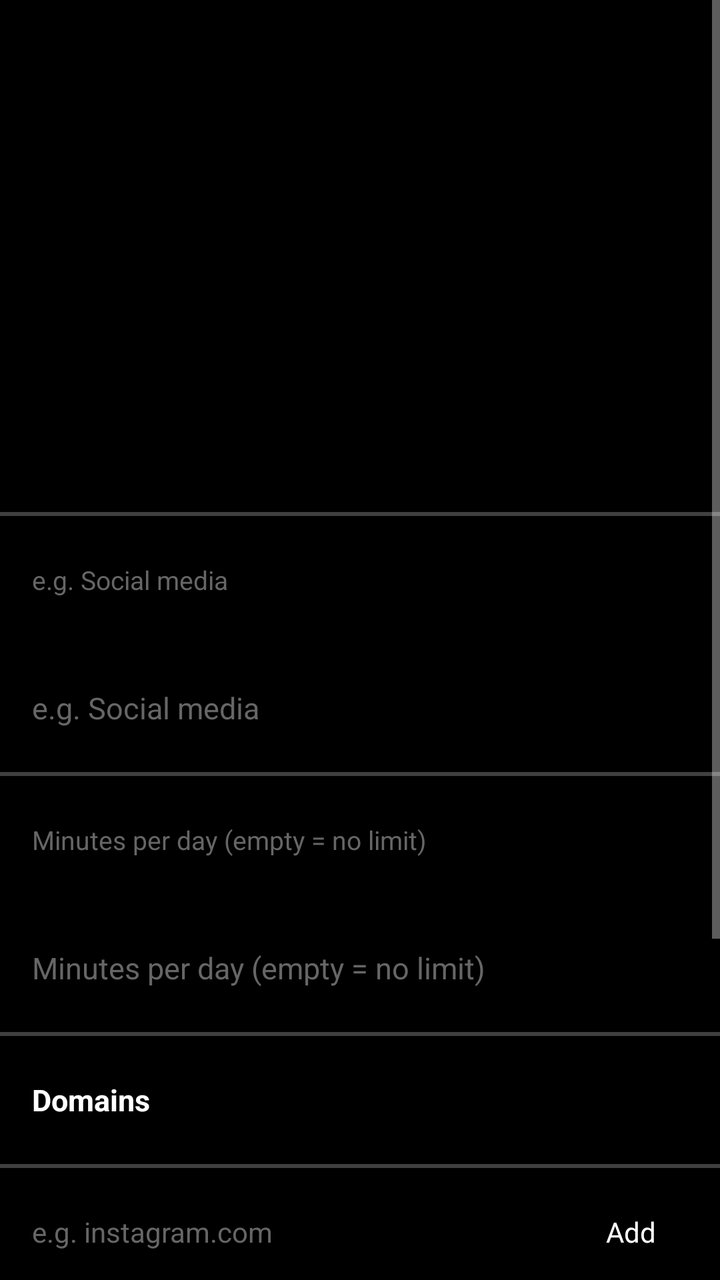
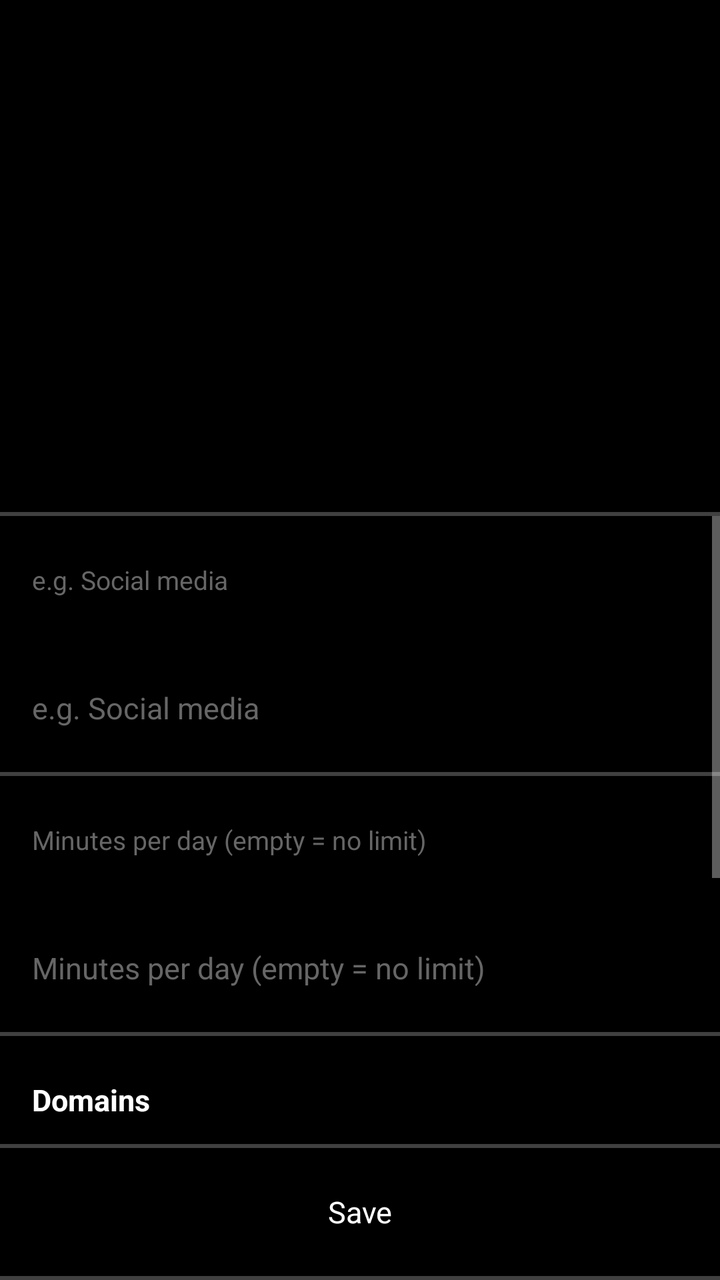

Screens rendered from an Android XML layout before and after an edit, with the pre-edit source and the edit as a unified diff.
<!-- AndroidManifest.xml: application theme Theme.ITNSecureBrowser -->
<!-- res/layout/activity_group_edit.xml -->
<?xml version="1.0" encoding="utf-8"?>
<ScrollView xmlns:android="http://schemas.android.com/apk/res/android"
    android:layout_width="match_parent"
    android:layout_height="match_parent"
    android:background="@color/bg"
    android:fillViewport="true">

    <LinearLayout
        android:layout_width="match_parent"
        android:layout_height="wrap_content"
        android:orientation="vertical">

        <include layout="@layout/item_page_title" />

        <View
            android:layout_width="match_parent"
            android:layout_height="@dimen/divider"
            android:background="@drawable/divider_horizontal" />

        <TextView
            android:layout_width="match_parent"
            android:layout_height="@dimen/row_height"
            android:gravity="center_vertical"
            android:paddingHorizontal="@dimen/padding"
            android:text="@string/group_name_hint"
            android:textColor="@color/text_hint"
            android:textSize="13sp" />

        <EditText
            android:id="@+id/inputName"
            android:layout_width="match_parent"
            android:layout_height="@dimen/row_height"
            android:background="@android:color/transparent"
            android:gravity="center_vertical"
            android:paddingHorizontal="@dimen/padding"
            android:textColor="@color/text_primary"
            android:textColorHint="@color/text_hint"
            android:hint="@string/group_name_hint"
            android:inputType="text"
            android:singleLine="true"
            android:textSize="15sp" />

        <View
            android:layout_width="match_parent"
            android:layout_height="@dimen/divider"
            android:background="@drawable/divider_horizontal" />

        <TextView
            android:layout_width="match_parent"
            android:layout_height="@dimen/row_height"
            android:gravity="center_vertical"
            android:paddingHorizontal="@dimen/padding"
            android:text="@string/group_limit_hint"
            android:textColor="@color/text_hint"
            android:textSize="13sp" />

        <EditText
            android:id="@+id/inputLimit"
            android:layout_width="match_parent"
            android:layout_height="@dimen/row_height"
            android:background="@android:color/transparent"
            android:gravity="center_vertical"
            android:paddingHorizontal="@dimen/padding"
            android:textColor="@color/text_primary"
            android:textColorHint="@color/text_hint"
            android:hint="@string/group_limit_hint"
            android:inputType="number"
            android:singleLine="true"
            android:textSize="15sp" />

        <View
            android:layout_width="match_parent"
            android:layout_height="@dimen/divider"
            android:background="@drawable/divider_horizontal" />

        <TextView
            android:layout_width="match_parent"
            android:layout_height="@dimen/row_height"
            android:gravity="center_vertical"
            android:paddingHorizontal="@dimen/padding"
            android:text="Domains"
            android:textColor="@color/text_primary"
            android:textSize="15sp"
            android:textStyle="bold" />

        <View
            android:layout_width="match_parent"
            android:layout_height="@dimen/divider"
            android:background="@drawable/divider_horizontal" />

        <LinearLayout
            android:layout_width="match_parent"
            android:layout_height="@dimen/row_height"
            android:orientation="horizontal"
            android:gravity="center_vertical"
            android:paddingHorizontal="@dimen/padding">

            <EditText
                android:id="@+id/inputDomain"
                android:layout_width="0dp"
                android:layout_height="@dimen/content_height"
                android:layout_weight="1"
                android:background="@android:color/transparent"
                android:textColor="@color/text_primary"
                android:textColorHint="@color/text_hint"
                android:hint="@string/add_domain_hint"
                android:inputType="textUri"
                android:singleLine="true"
                android:textSize="14sp" />

            <TextView
                android:id="@+id/btnAddDomain"
                android:layout_width="wrap_content"
                android:layout_height="@dimen/content_height"
                android:gravity="center"
                android:paddingHorizontal="@dimen/padding"
                android:text="@string/btn_add"
                android:textColor="@color/text_primary"
                android:textSize="14sp"
                android:background="?android:attr/selectableItemBackground" />
        </LinearLayout>

        <View
            android:layout_width="match_parent"
            android:layout_height="@dimen/divider"
            android:background="@drawable/divider_horizontal" />

        <TextView
            android:id="@+id/domainError"
            android:layout_width="match_parent"
            android:layout_height="wrap_content"
            android:paddingHorizontal="@dimen/padding"
            android:textColor="@color/status_off"
            android:textSize="13sp"
            android:visibility="gone" />

        <ListView
            android:id="@+id/domainList"
            android:layout_width="match_parent"
            android:layout_height="wrap_content"
            android:divider="@drawable/divider_horizontal"
            android:dividerHeight="@dimen/divider" />

        <View
            android:layout_width="match_parent"
            android:layout_height="@dimen/divider"
            android:background="@drawable/divider_horizontal" />

        <TextView
            android:layout_width="match_parent"
            android:layout_height="@dimen/row_height"
            android:gravity="center_vertical"
            android:paddingHorizontal="@dimen/padding"
            android:text="Block Schedules"
            android:textColor="@color/text_primary"
            android:textSize="15sp"
            android:textStyle="bold" />

        <View
            android:layout_width="match_parent"
            android:layout_height="@dimen/divider"
            android:background="@drawable/divider_horizontal" />

        <TextView
            android:id="@+id/noSchedules"
            android:layout_width="match_parent"
            android:layout_height="wrap_content"
            android:paddingHorizontal="@dimen/padding"
            android:text="@string/no_schedules"
            android:textColor="@color/text_hint"
            android:textSize="14sp" />

        <ListView
            android:id="@+id/scheduleList"
            android:layout_width="match_parent"
            android:layout_height="wrap_content"
            android:divider="@drawable/divider_horizontal"
            android:dividerHeight="@dimen/divider" />

        <View
            android:layout_width="match_parent"
            android:layout_height="@dimen/divider"
            android:background="@drawable/divider_horizontal" />

        <TextView
            android:id="@+id/btnAddSchedule"
            android:layout_width="match_parent"
            android:layout_height="@dimen/row_height"
            android:background="?android:attr/selectableItemBackground"
            android:gravity="center_vertical"
            android:paddingHorizontal="@dimen/padding"
            android:text="@string/btn_add"
            android:textColor="@color/text_primary"
            android:textSize="15sp" />

        <View
            android:layout_width="match_parent"
            android:layout_height="@dimen/divider"
            android:background="@drawable/divider_horizontal" />

        <TextView
            android:id="@+id/btnSave"
            android:layout_width="match_parent"
            android:layout_height="@dimen/row_height"
            android:background="?android:attr/selectableItemBackground"
            android:gravity="center_vertical"
            android:paddingHorizontal="@dimen/padding"
            android:text="@string/btn_save"
            android:textColor="@color/text_primary"
            android:textSize="15sp" />

        <View
            android:layout_width="match_parent"
            android:layout_height="@dimen/divider"
            android:background="@drawable/divider_horizontal" />

        <TextView
            android:id="@+id/btnDelete"
            android:layout_width="match_parent"
            android:layout_height="@dimen/row_height"
            android:background="?android:attr/selectableItemBackground"
            android:gravity="center_vertical"
            android:paddingHorizontal="@dimen/padding"
            android:text="@string/btn_delete"
            android:textColor="@color/status_off"
            android:textSize="15sp"
            android:visibility="gone" />

        <View
            android:layout_width="match_parent"
            android:layout_height="@dimen/divider"
            android:background="@drawable/divider_horizontal" />
    </LinearLayout>
</ScrollView>
<!-- res/layout/item_page_title.xml (included above) -->
<?xml version="1.0" encoding="utf-8"?>
<FrameLayout xmlns:android="http://schemas.android.com/apk/res/android"
    android:id="@+id/pageTitleContainer"
    android:layout_width="match_parent"
    android:layout_height="@dimen/page_title_height"
    android:background="@color/bg">

    <TextView
        android:id="@+id/pageTitle"
        android:layout_width="match_parent"
        android:layout_height="wrap_content"
        android:layout_gravity="center"
        android:gravity="center"
        android:paddingHorizontal="@dimen/padding"
        android:textColor="@color/text_primary"
        android:textSize="24sp"
        android:textStyle="bold" />
</FrameLayout>
<!-- resources referenced by this layout -->
<resources>
  <color name="bg">@android:color/black</color>
  <color name="status_off">#FFCC0000</color>
  <color name="text_hint">#FF666666</color>
  <color name="text_primary">@android:color/white</color>
  <dimen name="content_height">32dp</dimen>
  <dimen name="divider">2dp</dimen>
  <dimen name="padding">16dp</dimen>
  <dimen name="page_title_height">256dp</dimen>
  <dimen name="row_height">64dp</dimen>
  <!-- drawable divider_horizontal (drawable) -->
  <?xml version="1.0" encoding="utf-8"?>
  <shape xmlns:android="http://schemas.android.com/apk/res/android"
      android:shape="rectangle">
      <solid android:color="@color/divider" />
      <size android:height="@dimen/divider" />
  </shape>
  <string name="add_domain_hint">e.g. instagram.com</string>
  <string name="btn_add">Add</string>
  <string name="btn_delete">Delete</string>
  <string name="btn_save">Save</string>
  <string name="group_limit_hint">Minutes per day (empty = no limit)</string>
  <string name="group_name_hint">e.g. Social media</string>
  <string name="no_schedules">No schedules</string>
  <style name="Theme.ITNSecureBrowser" parent="android:Theme.Material.NoActionBar">
          <item name="android:windowNoTitle">true</item>
          <item name="android:windowFullscreen">false</item>
          <item name="android:statusBarColor">@android:color/transparent</item>
          <item name="android:navigationBarColor">@android:color/transparent</item>
      </style>
  <color name="divider">#80808080</color>
</resources>

<!-- the commit's change to res/layout/activity_group_edit.xml (unified diff, before → after) -->
@@ -1,237 +1,252 @@
 <?xml version="1.0" encoding="utf-8"?>
-<ScrollView xmlns:android="http://schemas.android.com/apk/res/android"
+<LinearLayout xmlns:android="http://schemas.android.com/apk/res/android"
     android:layout_width="match_parent"
     android:layout_height="match_parent"
-    android:background="@color/bg"
-    android:fillViewport="true">
-
-    <LinearLayout
-        android:layout_width="match_parent"
-        android:layout_height="wrap_content"
-        android:orientation="vertical">
-
-        <include layout="@layout/item_page_title" />
-
-        <View
-            android:layout_width="match_parent"
-            android:layout_height="@dimen/divider"
-            android:background="@drawable/divider_horizontal" />
-
-        <TextView
-            android:layout_width="match_parent"
-            android:layout_height="@dimen/row_height"
-            android:gravity="center_vertical"
-            android:paddingHorizontal="@dimen/padding"
-            android:text="@string/group_name_hint"
-            android:textColor="@color/text_hint"
-            android:textSize="13sp" />
-
-        <EditText
-            android:id="@+id/inputName"
-            android:layout_width="match_parent"
-            android:layout_height="@dimen/row_height"
-            android:background="@android:color/transparent"
-            android:gravity="center_vertical"
-            android:paddingHorizontal="@dimen/padding"
-            android:textColor="@color/text_primary"
-            android:textColorHint="@color/text_hint"
-            android:hint="@string/group_name_hint"
-            android:inputType="text"
-            android:singleLine="true"
-            android:textSize="15sp" />
-
-        <View
-            android:layout_width="match_parent"
-            android:layout_height="@dimen/divider"
-            android:background="@drawable/divider_horizontal" />
-
-        <TextView
-            android:layout_width="match_parent"
-            android:layout_height="@dimen/row_height"
-            android:gravity="center_vertical"
-            android:paddingHorizontal="@dimen/padding"
-            android:text="@string/group_limit_hint"
-            android:textColor="@color/text_hint"
-            android:textSize="13sp" />
-
-        <EditText
-            android:id="@+id/inputLimit"
-            android:layout_width="match_parent"
-            android:layout_height="@dimen/row_height"
-            android:background="@android:color/transparent"
-            android:gravity="center_vertical"
-            android:paddingHorizontal="@dimen/padding"
-            android:textColor="@color/text_primary"
-            android:textColorHint="@color/text_hint"
-            android:hint="@string/group_limit_hint"
-            android:inputType="number"
-            android:singleLine="true"
-            android:textSize="15sp" />
-
-        <View
-            android:layout_width="match_parent"
-            android:layout_height="@dimen/divider"
-            android:background="@drawable/divider_horizontal" />
-
-        <TextView
-            android:layout_width="match_parent"
-            android:layout_height="@dimen/row_height"
-            android:gravity="center_vertical"
-            android:paddingHorizontal="@dimen/padding"
-            android:text="Domains"
-            android:textColor="@color/text_primary"
-            android:textSize="15sp"
-            android:textStyle="bold" />
-
-        <View
-            android:layout_width="match_parent"
-            android:layout_height="@dimen/divider"
-            android:background="@drawable/divider_horizontal" />
+    android:orientation="vertical"
+    android:background="@color/bg">
+
+    <include layout="@layout/item_page_title" />
+
+    <View
+        android:layout_width="match_parent"
+        android:layout_height="@dimen/divider"
+        android:background="@drawable/divider_horizontal" />
+
+    <ScrollView
+        android:layout_width="match_parent"
+        android:layout_height="0dp"
+        android:layout_weight="1"
+        android:fillViewport="true">
 
         <LinearLayout
             android:layout_width="match_parent"
-            android:layout_height="@dimen/row_height"
-            android:orientation="horizontal"
-            android:gravity="center_vertical"
-            android:paddingHorizontal="@dimen/padding">
+            android:layout_height="wrap_content"
+            android:orientation="vertical">
+
+            <TextView
+                android:layout_width="match_parent"
+                android:layout_height="@dimen/row_height"
+                android:gravity="center_vertical"
+                android:paddingHorizontal="@dimen/padding"
+                android:text="@string/group_name_hint"
+                android:textColor="@color/text_hint"
+                android:textSize="13sp" />
 
             <EditText
-                android:id="@+id/inputDomain"
-                android:layout_width="0dp"
-                android:layout_height="@dimen/content_height"
-                android:layout_weight="1"
+                android:id="@+id/inputName"
+                android:layout_width="match_parent"
+                android:layout_height="@dimen/row_height"
                 android:background="@android:color/transparent"
+                android:gravity="center_vertical"
+                android:paddingHorizontal="@dimen/padding"
                 android:textColor="@color/text_primary"
                 android:textColorHint="@color/text_hint"
-                android:hint="@string/add_domain_hint"
-                android:inputType="textUri"
+                android:hint="@string/group_name_hint"
+                android:inputType="text"
                 android:singleLine="true"
+                android:textSize="15sp" />
+
+            <View
+                android:layout_width="match_parent"
+                android:layout_height="@dimen/divider"
+                android:background="@drawable/divider_horizontal" />
+
+            <TextView
+                android:layout_width="match_parent"
+                android:layout_height="@dimen/row_height"
+                android:gravity="center_vertical"
+                android:paddingHorizontal="@dimen/padding"
+                android:text="@string/group_limit_hint"
+                android:textColor="@color/text_hint"
+                android:textSize="13sp" />
+
+            <EditText
+                android:id="@+id/inputLimit"
+                android:layout_width="match_parent"
+                android:layout_height="@dimen/row_height"
+                android:background="@android:color/transparent"
+                android:gravity="center_vertical"
+                android:paddingHorizontal="@dimen/padding"
+                android:textColor="@color/text_primary"
+                android:textColorHint="@color/text_hint"
+                android:hint="@string/group_limit_hint"
+                android:inputType="number"
+                android:singleLine="true"
+                android:textSize="15sp" />
+
+            <View
+                android:layout_width="match_parent"
+                android:layout_height="@dimen/divider"
+                android:background="@drawable/divider_horizontal" />
+
+            <TextView
+                android:layout_width="match_parent"
+                android:layout_height="@dimen/row_height"
+                android:gravity="center_vertical"
+                android:paddingHorizontal="@dimen/padding"
+                android:text="Domains"
+                android:textColor="@color/text_primary"
+                android:textSize="15sp"
+                android:textStyle="bold" />
+
+            <View
+                android:layout_width="match_parent"
+                android:layout_height="@dimen/divider"
+                android:background="@drawable/divider_horizontal" />
+
+            <LinearLayout
+                android:layout_width="match_parent"
+                android:layout_height="@dimen/row_height"
+                android:orientation="horizontal"
+                android:gravity="center_vertical"
+                android:paddingHorizontal="@dimen/padding">
+
+                <EditText
+                    android:id="@+id/inputDomain"
+                    android:layout_width="0dp"
+                    android:layout_height="@dimen/content_height"
+                    android:layout_weight="1"
+                    android:background="@android:color/transparent"
+                    android:textColor="@color/text_primary"
+                    android:textColorHint="@color/text_hint"
+                    android:hint="@string/add_domain_hint"
+                    android:inputType="textUri"
+                    android:singleLine="true"
+                    android:textSize="14sp" />
+
+                <TextView
+                    android:id="@+id/btnAddDomain"
+                    android:layout_width="wrap_content"
+                    android:layout_height="@dimen/content_height"
+                    android:gravity="center"
+                    android:paddingHorizontal="@dimen/padding"
+                    android:text="@string/btn_add"
+                    android:textColor="@color/text_primary"
+                    android:textSize="14sp"
+                    android:background="?android:attr/selectableItemBackground" />
+            </LinearLayout>
+
+            <View
+                android:layout_width="match_parent"
+                android:layout_height="@dimen/divider"
+                android:background="@drawable/divider_horizontal" />
+
+            <TextView
+                android:id="@+id/domainError"
+                android:layout_width="match_parent"
+                android:layout_height="wrap_content"
+                android:paddingHorizontal="@dimen/padding"
+                android:textColor="@color/status_off"
+                android:textSize="13sp"
+                android:visibility="gone" />
+
+            <ListView
+                android:id="@+id/domainList"
+                android:layout_width="match_parent"
+                android:layout_height="wrap_content"
+                android:divider="@drawable/divider_horizontal"
+                android:dividerHeight="@dimen/divider" />
+
+            <View
+                android:layout_width="match_parent"
+                android:layout_height="@dimen/divider"
+                android:background="@drawable/divider_horizontal" />
+
+            <TextView
+                android:layout_width="match_parent"
+                android:layout_height="@dimen/row_height"
+                android:gravity="center_vertical"
+                android:paddingHorizontal="@dimen/padding"
+                android:text="Block Schedules"
+                android:textColor="@color/text_primary"
+                android:textSize="15sp"
+                android:textStyle="bold" />
+
+            <View
+                android:layout_width="match_parent"
+                android:layout_height="@dimen/divider"
+                android:background="@drawable/divider_horizontal" />
+
+            <TextView
+                android:id="@+id/noSchedules"
+                android:layout_width="match_parent"
+                android:layout_height="wrap_content"
+                android:paddingHorizontal="@dimen/padding"
+                android:text="@string/no_schedules"
+                android:textColor="@color/text_hint"
                 android:textSize="14sp" />
 
-            <TextView
-                android:id="@+id/btnAddDomain"
-                android:layout_width="wrap_content"
-                android:layout_height="@dimen/content_height"
-                android:gravity="center"
+            <ListView
+                android:id="@+id/scheduleList"
+                android:layout_width="match_parent"
+                android:layout_height="wrap_content"
+                android:divider="@drawable/divider_horizontal"
+                android:dividerHeight="@dimen/divider" />
+
+            <View
+                android:layout_width="match_parent"
+                android:layout_height="@dimen/divider"
+                android:background="@drawable/divider_horizontal" />
+
+            <TextView
+                android:id="@+id/btnAddSchedule"
+                android:layout_width="match_parent"
+                android:layout_height="@dimen/row_height"
+                android:background="?android:attr/selectableItemBackground"
+                android:gravity="center_vertical"
                 android:paddingHorizontal="@dimen/padding"
                 android:text="@string/btn_add"
                 android:textColor="@color/text_primary"
-                android:textSize="14sp"
-                android:background="?android:attr/selectableItemBackground" />
+                android:textSize="15sp" />
         </LinearLayout>
-
-        <View
-            android:layout_width="match_parent"
-            android:layout_height="@dimen/divider"
-            android:background="@drawable/divider_horizontal" />
-
-        <TextView
-            android:id="@+id/domainError"
-            android:layout_width="match_parent"
-            android:layout_height="wrap_content"
-            android:paddingHorizontal="@dimen/padding"
-            android:textColor="@color/status_off"
-            android:textSize="13sp"
-            android:visibility="gone" />
-
-        <ListView
-            android:id="@+id/domainList"
-            android:layout_width="match_parent"
-            android:layout_height="wrap_content"
-            android:divider="@drawable/divider_horizontal"
-            android:dividerHeight="@dimen/divider" />
-
-        <View
-            android:layout_width="match_parent"
-            android:layout_height="@dimen/divider"
-            android:background="@drawable/divider_horizontal" />
-
-        <TextView
-            android:layout_width="match_parent"
-            android:layout_height="@dimen/row_height"
-            android:gravity="center_vertical"
-            android:paddingHorizontal="@dimen/padding"
-            android:text="Block Schedules"
-            android:textColor="@color/text_primary"
-            android:textSize="15sp"
-            android:textStyle="bold" />
-
-        <View
-            android:layout_width="match_parent"
-            android:layout_height="@dimen/divider"
-            android:background="@drawable/divider_horizontal" />
-
-        <TextView
-            android:id="@+id/noSchedules"
-            android:layout_width="match_parent"
-            android:layout_height="wrap_content"
-            android:paddingHorizontal="@dimen/padding"
-            android:text="@string/no_schedules"
-            android:textColor="@color/text_hint"
-            android:textSize="14sp" />
-
-        <ListView
-            android:id="@+id/scheduleList"
-            android:layout_width="match_parent"
-            android:layout_height="wrap_content"
-            android:divider="@drawable/divider_horizontal"
-            android:dividerHeight="@dimen/divider" />
-
-        <View
-            android:layout_width="match_parent"
-            android:layout_height="@dimen/divider"
-            android:background="@drawable/divider_horizontal" />
-
-        <TextView
-            android:id="@+id/btnAddSchedule"
-            android:layout_width="match_parent"
-            android:layout_height="@dimen/row_height"
-            android:background="?android:attr/selectableItemBackground"
-            android:gravity="center_vertical"
-            android:paddingHorizontal="@dimen/padding"
-            android:text="@string/btn_add"
-            android:textColor="@color/text_primary"
-            android:textSize="15sp" />
-
-        <View
-            android:layout_width="match_parent"
-            android:layout_height="@dimen/divider"
-            android:background="@drawable/divider_horizontal" />
-
-        <TextView
-            android:id="@+id/btnSave"
-            android:layout_width="match_parent"
-            android:layout_height="@dimen/row_height"
-            android:background="?android:attr/selectableItemBackground"
-            android:gravity="center_vertical"
-            android:paddingHorizontal="@dimen/padding"
-            android:text="@string/btn_save"
-            android:textColor="@color/text_primary"
-            android:textSize="15sp" />
-
-        <View
-            android:layout_width="match_parent"
-            android:layout_height="@dimen/divider"
-            android:background="@drawable/divider_horizontal" />
+    </ScrollView>
+
+    <View
+        android:layout_width="match_parent"
+        android:layout_height="@dimen/divider"
+        android:background="@drawable/divider_horizontal" />
+
+    <LinearLayout
+        android:layout_width="match_parent"
+        android:layout_height="@dimen/row_height"
+        android:orientation="horizontal">
 
         <TextView
             android:id="@+id/btnDelete"
-            android:layout_width="match_parent"
-            android:layout_height="@dimen/row_height"
-            android:background="?android:attr/selectableItemBackground"
-            android:gravity="center_vertical"
-            android:paddingHorizontal="@dimen/padding"
+            android:layout_width="0dp"
+            android:layout_height="match_parent"
+            android:layout_weight="1"
+            android:gravity="center"
             android:text="@string/btn_delete"
             android:textColor="@color/status_off"
             android:textSize="15sp"
+            android:background="?android:attr/selectableItemBackground"
             android:visibility="gone" />
 
         <View
-            android:layout_width="match_parent"
-            android:layout_height="@dimen/divider"
-            android:background="@drawable/divider_horizontal" />
+            android:id="@+id/dividerDelete"
+            android:layout_width="@dimen/divider"
+            android:layout_height="match_parent"
+            android:background="@drawable/divider_vertical"
+            android:visibility="gone" />
+
+        <TextView
+            android:id="@+id/btnSave"
+            android:layout_width="0dp"
+            android:layout_height="match_parent"
+            android:layout_weight="1"
+            android:gravity="center"
+            android:text="@string/btn_save"
+            android:textColor="@color/text_primary"
+            android:textSize="15sp"
+            android:background="?android:attr/selectableItemBackground" />
     </LinearLayout>
-</ScrollView>
+
+    <View
+        android:layout_width="match_parent"
+        android:layout_height="@dimen/divider"
+        android:background="@drawable/divider_horizontal" />
+</LinearLayout>
 <!-- res/layout/item_page_title.xml (included above) -->
 <?xml version="1.0" encoding="utf-8"?>
 <FrameLayout xmlns:android="http://schemas.android.com/apk/res/android"
<!-- resource entries referenced after the edit -->
@@ -16,6 +16,13 @@
       <solid android:color="@color/divider" />
       <size android:height="@dimen/divider" />
   </shape>
+  <!-- drawable divider_vertical (drawable) -->
+  <?xml version="1.0" encoding="utf-8"?>
+  <shape xmlns:android="http://schemas.android.com/apk/res/android"
+      android:shape="rectangle">
+      <solid android:color="@color/divider" />
+      <size android:width="@dimen/divider" />
+  </shape>
   <string name="add_domain_hint">e.g. instagram.com</string>
   <string name="btn_add">Add</string>
   <string name="btn_delete">Delete</string>
